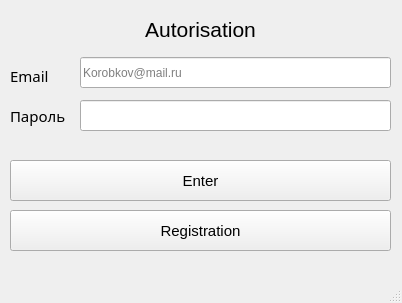
Old version of the form mdkpv2/mainwindow.ui in the repository Korobkov124/MDKP.
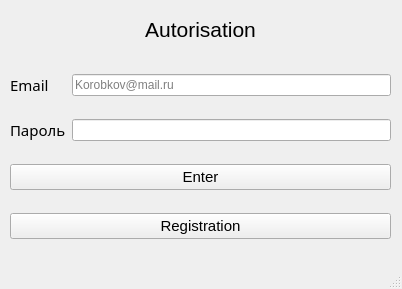
New version of the form.

Diff of the .ui file:
```diff
--- a/mdkpv2/mainwindow.ui
+++ b/mdkpv2/mainwindow.ui
@@ -7,74 +7,13 @@
     <x>0</x>
     <y>0</y>
     <width>402</width>
-    <height>303</height>
+    <height>289</height>
    </rect>
   </property>
   <property name="windowTitle">
    <string>MainWindow</string>
   </property>
   <widget class="QWidget" name="centralwidget">
-   <widget class="QLineEdit" name="Password_field">
-    <property name="geometry">
-     <rect>
-      <x>80</x>
-      <y>100</y>
-      <width>311</width>
-      <height>31</height>
-     </rect>
-    </property>
-   </widget>
-   <widget class="QLabel" name="label_3">
-    <property name="geometry">
-     <rect>
-      <x>10</x>
-      <y>100</y>
-      <width>61</width>
-      <height>31</height>
-     </rect>
-    </property>
-    <property name="font">
-     <font>
-      <family>Sitka</family>
-      <pointsize>11</pointsize>
-     </font>
-    </property>
-    <property name="text">
-     <string>Пароль</string>
-    </property>
-   </widget>
-   <widget class="QLineEdit" name="Email_field">
-    <property name="geometry">
-     <rect>
-      <x>80</x>
-      <y>57</y>
-      <width>311</width>
-      <height>31</height>
-     </rect>
-    </property>
-    <property name="placeholderText">
-     <string>Korobkov@mail.ru</string>
-    </property>
-   </widget>
-   <widget class="QLabel" name="label">
-    <property name="geometry">
-     <rect>
-      <x>10</x>
-      <y>60</y>
-      <width>51</width>
-      <height>31</height>
-     </rect>
-    </property>
-    <property name="font">
-     <font>
-      <family>Sitka</family>
-      <pointsize>11</pointsize>
-     </font>
-    </property>
-    <property name="text">
-     <string>Email</string>
-    </property>
-   </widget>
    <widget class="QLabel" name="label_2">
     <property name="geometry">
      <rect>
@@ -88,43 +27,79 @@
      <string>&lt;html&gt;&lt;head/&gt;&lt;body&gt;&lt;p align=&quot;center&quot;&gt;&lt;span style=&quot; font-size:16pt;&quot;&gt;Autorisation&lt;/span&gt;&lt;/p&gt;&lt;/body&gt;&lt;/html&gt;</string>
     </property>
    </widget>
-   <widget class="QPushButton" name="Autorisation_button">
+   <widget class="QWidget" name="">
     <property name="geometry">
      <rect>
       <x>10</x>
-      <y>160</y>
+      <y>57</y>
       <width>381</width>
-      <height>41</height>
+      <height>201</height>
      </rect>
     </property>
-    <property name="font">
-     <font>
-      <family>Arial</family>
-      <pointsize>11</pointsize>
-     </font>
-    </property>
-    <property name="text">
-     <string>Enter</string>
-    </property>
-   </widget>
-   <widget class="QPushButton" name="Registration_button">
-    <property name="geometry">
-     <rect>
-      <x>10</x>
-      <y>210</y>
-      <width>381</width>
-      <height>41</height>
-     </rect>
-    </property>
-    <property name="font">
-     <font>
-      <family>Arial</family>
-      <pointsize>11</pointsize>
-     </font>
-    </property>
-    <property name="text">
-     <string>Registration</string>
-    </property>
+    <layout class="QGridLayout" name="gridLayout">
+     <item row="0" column="0">
+      <widget class="QLabel" name="label">
+       <property name="font">
+        <font>
+         <family>Sitka</family>
+         <pointsize>11</pointsize>
+        </font>
+       </property>
+       <property name="text">
+        <string>Email</string>
+       </property>
+      </widget>
+     </item>
+     <item row="0" column="1">
+      <widget class="QLineEdit" name="Email_field">
+       <property name="placeholderText">
+        <string>Korobkov@mail.ru</string>
+       </property>
+      </widget>
+     </item>
+     <item row="1" column="0">
+      <widget class="QLabel" name="label_3">
+       <property name="font">
+        <font>
+         <family>Sitka</family>
+         <pointsize>11</pointsize>
+        </font>
+       </property>
+       <property name="text">
+        <string>Пароль</string>
+       </property>
+      </widget>
+     </item>
+     <item row="1" column="1">
+      <widget class="QLineEdit" name="Password_field"/>
+     </item>
+     <item row="2" column="0" colspan="2">
+      <widget class="QPushButton" name="Autorisation_button">
+       <property name="font">
+        <font>
+         <family>Arial</family>
+         <pointsize>11</pointsize>
+        </font>
+       </property>
+       <property name="text">
+        <string>Enter</string>
+       </property>
+      </widget>
+     </item>
+     <item row="3" column="0" colspan="2">
+      <widget class="QPushButton" name="Registration_button">
+       <property name="font">
+        <font>
+         <family>Arial</family>
+         <pointsize>11</pointsize>
+        </font>
+       </property>
+       <property name="text">
+        <string>Registration</string>
+       </property>
+      </widget>
+     </item>
+    </layout>
    </widget>
   </widget>
   <widget class="QMenuBar" name="menubar">
```
